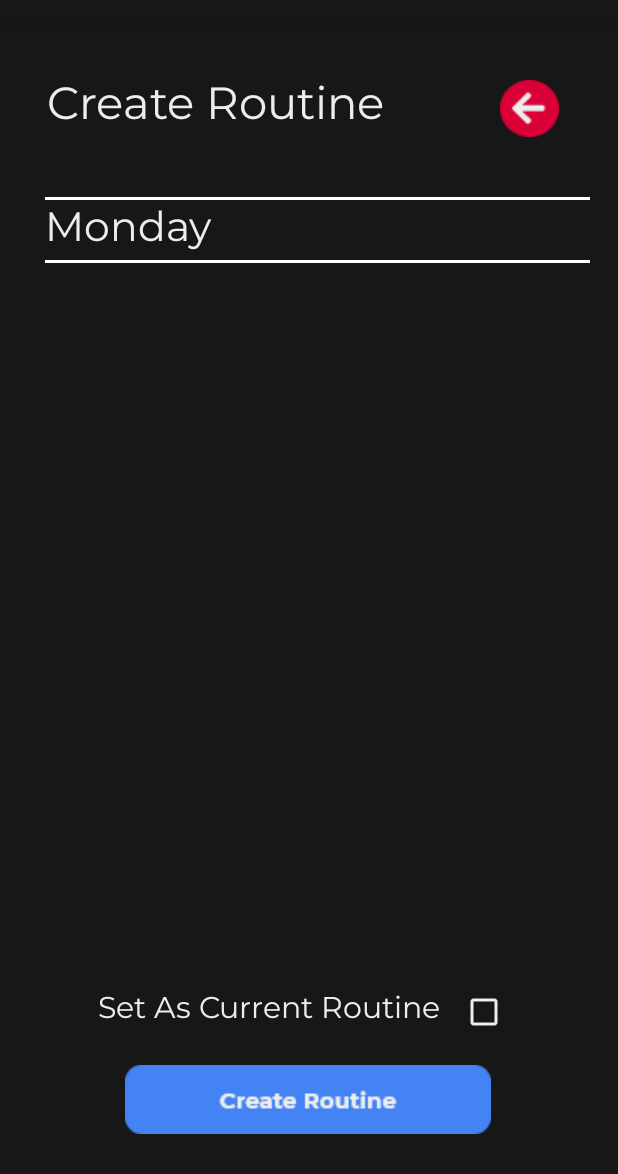
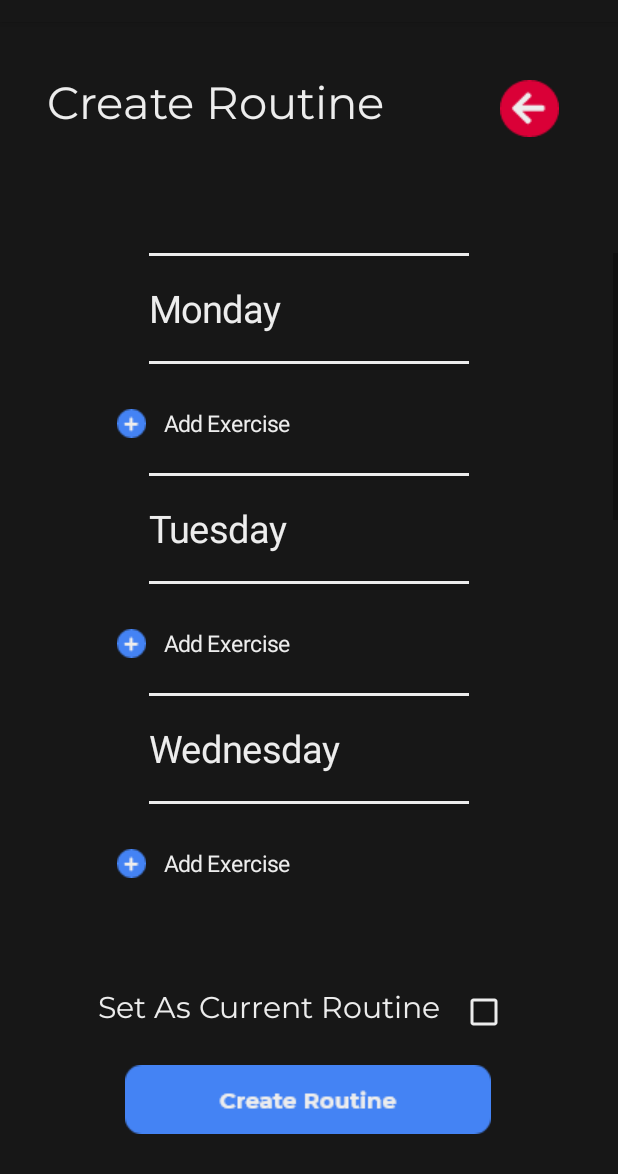
Before and after one commit to AzharMoosa/fitness-guide, an Android app: the CreateRoutine screen opened directly, with no data from a screen before it, on a phone screen of 412 x 824 dp, the part 62-1236 px from its top. Run offline under Robolectric (Android 15) with nearby library versions, the phone set to English and light mode, and no system bars; network calls fail.

Commit message:
Ability To Add Exercise To Day

```diff
--- a/app/src/main/java/com/example/fitnessapp/routines/CreateRoutine.java
+++ b/app/src/main/java/com/example/fitnessapp/routines/CreateRoutine.java
@@ -1,19 +1,209 @@
 package com.example.fitnessapp.routines;
 
+import static com.example.fitnessapp.constants.Constants.FRIDAY;
+import static com.example.fitnessapp.constants.Constants.MONDAY;
+import static com.example.fitnessapp.constants.Constants.SATURDAY;
+import static com.example.fitnessapp.constants.Constants.SUNDAY;
+import static com.example.fitnessapp.constants.Constants.THURSDAY;
+import static com.example.fitnessapp.constants.Constants.TUESDAY;
+import static com.example.fitnessapp.constants.Constants.WEDNESDAY;
+
+import android.content.DialogInterface;
+import android.os.Build.VERSION_CODES;
 import android.os.Bundle;
+import android.text.InputType;
+import android.view.Gravity;
 import android.view.View;
+import android.view.View.OnClickListener;
+import android.widget.EditText;
+import android.widget.ImageButton;
+import android.widget.LinearLayout;
+import android.widget.TableRow;
+import android.widget.TableRow.LayoutParams;
+import android.widget.TextView;
+import androidx.annotation.RequiresApi;
+import androidx.appcompat.app.AlertDialog;
 import androidx.appcompat.app.AppCompatActivity;
+import androidx.core.content.ContextCompat;
 import com.example.fitnessapp.R;
+import java.util.ArrayList;
+import java.util.List;
+import java.util.stream.Collectors;
 
 public class CreateRoutine extends AppCompatActivity {
 
+  private LinearLayout createRoutineList;
+  private final List<Exercise> exercises = new ArrayList<>();
+  private final String[] days = {MONDAY, TUESDAY, WEDNESDAY, THURSDAY, FRIDAY, SATURDAY, SUNDAY};
+
+  @RequiresApi(api = VERSION_CODES.N)
   @Override
   protected void onCreate(Bundle savedInstanceState) {
     super.onCreate(savedInstanceState);
     setContentView(R.layout.activity_create_routine);
+    initRoutines();
+    refreshExerciseList();
+  }
+
+  private void initRoutines() {
+    for (String day : days) {
+      Exercise exercise = new Exercise(day);
+      exercises.add(exercise);
+    }
+  }
+
+  @RequiresApi(api = VERSION_CODES.N)
+  private void refreshExerciseList() {
+    createRoutineList = findViewById(R.id.create_routine_list);
+    createRoutineList.removeAllViews();
+    for (String day : days) {
+      displayExerciseList(day);
+    }
+  }
+
+  @RequiresApi(api = VERSION_CODES.N)
+  private void displayExerciseList(String day) {
+    List<Exercise> dayExercises =
+        exercises.stream()
+            .filter(exercise -> exercise.getDay() != null)
+            .filter(exercise -> exercise.getDay().equals(day))
+            .collect(Collectors.toList());
+    for (Exercise exercise : dayExercises) {
+      if (exercise.getName() != null && exercise.getSets() != 0 && exercise.getRepetitions() != 0) {
+        createRoutineList.addView(generateRow(exercise.formattedText(), false));
+      } else {
+        createRoutineList.addView(generateRow(exercise.formattedText(), true));
+      }
+    }
+    createRoutineList.addView(createBtn(day));
+  }
+
+  private TableRow generateRow(String text, boolean day) {
+    if (day) {
+      return createRow(text);
+    }
+    return createExerciseRow(text);
   }
 
   public void backBtn(View v) {
     this.finish();
   }
+
+  private TableRow createBtn(String day) {
+    TableRow row = new TableRow(getApplicationContext());
+    LayoutParams params = new LayoutParams(LayoutParams.WRAP_CONTENT, LayoutParams.WRAP_CONTENT);
+    params.setMargins(100, 0, 100, 20);
+    row.setLayoutParams(params);
+    TextView textView = new TextView(getApplicationContext());
+    textView.setText("Add Exercise");
+    row.setGravity(Gravity.CENTER_VERTICAL);
+    textView.setTextSize(15);
+    textView.setTextColor(ContextCompat.getColor(this, R.color.primary_text));
+    ImageButton btn = new ImageButton(getApplicationContext());
+    btn.setImageResource(R.drawable.add_exercise);
+    btn.setBackground(null);
+    btn.setOnClickListener(
+        new OnClickListener() {
+          @Override
+          public void onClick(View v) {
+            AlertDialog.Builder builder = new AlertDialog.Builder(CreateRoutine.this);
+            builder.setTitle("Add Exercise");
+            LinearLayout layout = new LinearLayout(CreateRoutine.this);
+            layout.setOrientation(LinearLayout.VERTICAL);
+
+            LayoutParams params =
+                new LayoutParams(LayoutParams.MATCH_PARENT, LayoutParams.MATCH_PARENT);
+            params.setMargins(30, 10, 30, 10);
+
+            final EditText nameInput = new EditText(CreateRoutine.this);
+            nameInput.setInputType(InputType.TYPE_CLASS_TEXT);
+            nameInput.setHint("Exercise Name");
+
+            nameInput.setLayoutParams(params);
+            layout.addView(nameInput);
+
+            final EditText setInput = new EditText(CreateRoutine.this);
+            setInput.setInputType(InputType.TYPE_CLASS_NUMBER);
+            setInput.setHint("Number of Sets");
+            setInput.setLayoutParams(params);
+            layout.addView(setInput);
+
+            final EditText repInput = new EditText(CreateRoutine.this);
+            repInput.setInputType(InputType.TYPE_CLASS_NUMBER);
+            repInput.setHint("Number of Reps");
+            repInput.setLayoutParams(params);
+            layout.addView(repInput);
+
+            builder.setView(layout);
+
+            builder.setPositiveButton(
+                "OK",
+                new DialogInterface.OnClickListener() {
+                  @RequiresApi(api = VERSION_CODES.N)
+                  @Override
+                  public void onClick(DialogInterface dialog, int which) {
+                    String exerciseName = nameInput.getText().toString().trim();
+                    String setNumber = setInput.getText().toString().trim();
+                    String repNumber = repInput.getText().toString().trim();
+
+                    if (!exerciseName.equals("")
+                        && !setNumber.equals("")
+                        && !repNumber.equals("")) {
+                      exercises.add(
+                          new Exercise(
+                              day,
+                              exerciseName,
+                              Integer.parseInt(setNumber),
+                              Integer.parseInt(repNumber)));
+                      refreshExerciseList();
+                    } else {
+                      dialog.cancel();
+                    }
+                  }
+                });
+            builder.setNegativeButton(
+                "Cancel",
+                new DialogInterface.OnClickListener() {
+                  @Override
+                  public void onClick(DialogInterface dialog, int which) {
+                    dialog.cancel();
+                  }
+                });
+
+            builder.show();
+          }
+        });
+    row.addView(btn);
+    row.addView(textView);
+    return row;
+  }
+
+  private TableRow createExerciseRow(String text) {
+    TableRow row = new TableRow(getApplicationContext());
+    LayoutParams params = new LayoutParams(LayoutParams.MATCH_PARENT, LayoutParams.MATCH_PARENT);
+    params.setMargins(150, 0, 150, 30);
+    row.setLayoutParams(params);
+    TextView textView = new TextView(getApplicationContext());
+    textView.setText(text);
+    textView.setTextSize(20);
+    textView.setTextColor(ContextCompat.getColor(this, R.color.primary_text));
+    textView.setPadding(0, 10, 0, 10);
+    row.addView(textView);
+    return row;
+  }
+
+  private TableRow createRow(String text) {
+    TableRow row = new TableRow(getApplicationContext());
+    LayoutParams params = new LayoutParams(LayoutParams.MATCH_PARENT, LayoutParams.MATCH_PARENT);
+    params.setMargins(150, 0, 150, 30);
+    row.setLayoutParams(params);
+    TextView textView = new TextView(getApplicationContext());
+    textView.setText(text);
+    textView.setTextSize(25);
+    textView.setTextColor(ContextCompat.getColor(this, R.color.primary_text));
+    textView.setPadding(0, 30, 0, 30);
+    row.setBackground(getDrawable(R.drawable.border));
+    row.addView(textView);
+    return row;
+  }
 }
--- /dev/null
+++ b/app/src/main/java/com/example/fitnessapp/routines/Exercise.java
@@ -0,0 +1,64 @@
+package com.example.fitnessapp.routines;
+
+public class Exercise {
+
+  private String day;
+  private String name;
+  private int sets;
+  private int repetitions;
+
+  public Exercise(String day) {
+    this.day = day;
+  }
+
+  public Exercise(String day, String name, int sets, int repetitions) {
+    this.day = day;
+    this.name = name;
+    this.sets = sets;
+    this.repetitions = repetitions;
+  }
+
+  public String getDay() {
+    return day;
+  }
+
+  public void setDay(String day) {
+    this.day = day;
+  }
+
+  public String getName() {
+    return name;
+  }
+
+  public void setName(String name) {
+    this.name = name;
+  }
+
+  public int getSets() {
+    return sets;
+  }
+
+  public void setSets(int sets) {
+    this.sets = sets;
+  }
+
+  public int getRepetitions() {
+    return repetitions;
+  }
+
+  public void setRepetitions(int repetitions) {
+    this.repetitions = repetitions;
+  }
+
+  public String formattedText() {
+    if (name == null) {
+      return day;
+    }
+    return name + " (" + sets + " x " + repetitions + ")";
+  }
+
+  @Override
+  public String toString() {
+    return day + " - " + name + " (" + sets + " x " + repetitions + ")";
+  }
+}
--- /dev/null
+++ b/app/src/main/res/drawable/border.xml
@@ -0,0 +1,42 @@
+<?xml version="1.0" encoding="utf-8"?>
+<!--
+    layer-list
+        A LayerDrawable is a drawable object that manages an array of other drawables. Each drawable
+        in the list is drawn in the order of the list—the last drawable in the list is drawn on top.
+
+        Each drawable is represented by an <item> element inside a single <layer-list> element.
+-->
+<layer-list
+  xmlns:android="http://schemas.android.com/apk/res/android"
+  >
+  <!--
+      To change the background color of the view, change the both solid color.
+      To change border color and width, change the both stroke color and both stroke width.
+  -->
+  <item>
+    <shape android:shape="rectangle">
+      <solid android:color="@color/primary_bg"/>
+      <stroke android:color="@color/primary_text" android:width="2dp"/>
+    </shape>
+  </item>
+  <!--
+      item
+          Defines a drawable to place in the layer drawable, in a position defined
+          by its attributes.
+
+          android:top
+              Integer. The top offset in pixels.
+          android:right
+              Integer. The right offset in pixels.
+          android:bottom
+              Integer. The bottom offset in pixels.
+          android:left
+              Integer. The left offset in pixels.
+  -->
+  <item android:bottom="2dp" android:top="2dp">
+    <shape android:shape="rectangle">
+      <solid android:color="@color/primary_bg"/>
+      <!--stroke android:color="#246921" android:width="2dp"/-->
+    </shape>
+  </item>
+</layer-list>
--- a/app/src/main/res/layout/activity_create_routine.xml
+++ b/app/src/main/res/layout/activity_create_routine.xml
@@ -40,38 +40,20 @@
     app:layout_constraintTop_toTopOf="parent"
     app:layout_constraintVertical_bias="0.023" />
   <ScrollView
-    android:id="@+id/scrollView3"
-    android:layout_width="423dp"
-    android:layout_height="483dp"
+    android:id="@+id/scrollVew3"
+    android:layout_width="413dp"
+    android:layout_height="427dp"
     app:layout_constraintBottom_toBottomOf="parent"
     app:layout_constraintEnd_toEndOf="parent"
-    app:layout_constraintHorizontal_bias="0.0"
+    app:layout_constraintHorizontal_bias="1.0"
     app:layout_constraintStart_toStartOf="parent"
     app:layout_constraintTop_toTopOf="parent"
-    app:layout_constraintVertical_bias="0.411">
-    <androidx.core.widget.NestedScrollView
+    app:layout_constraintVertical_bias="0.453">
+    <LinearLayout
+      android:id="@+id/create_routine_list"
       android:layout_width="match_parent"
       android:layout_height="wrap_content"
-      android:layout_marginLeft="30sp"
-      android:layout_marginRight="30sp"
-      android:fillViewport="true">
-      <LinearLayout
-        android:layout_width="match_parent"
-        android:layout_height="wrap_content"
-        android:orientation="vertical">
-        <TextView
-          android:id="@+id/textView13"
-          android:layout_width="match_parent"
-          android:layout_height="match_parent"
-          android:paddingTop="2sp"
-          android:paddingBottom="2sp"
-          android:background="@drawable/textlines"
-          android:fontFamily="@font/montserrat"
-          android:text="@string/monday"
-          android:textColor="@color/primary_text"
-          android:textSize="27sp" />
-      </LinearLayout>
-    </androidx.core.widget.NestedScrollView>
+      android:orientation="vertical"></LinearLayout>
   </ScrollView>
   <TextView
     android:id="@+id/textView11"
```
Also changed, not shown: app/src/main/java/com/example/fitnessapp/constants/Constants.java (+9 -0 lines), app/src/main/res/drawable/add_exercise.png (added).
